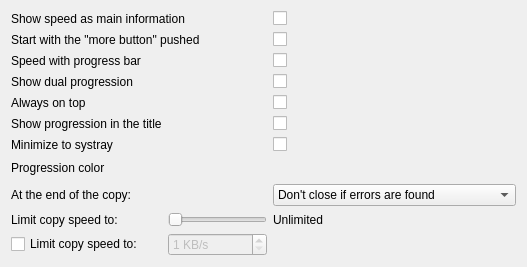
Old version of the form plugins/Themes/Oxygen/themesOptions.ui in the repository alphaonex86/Ultracopier.
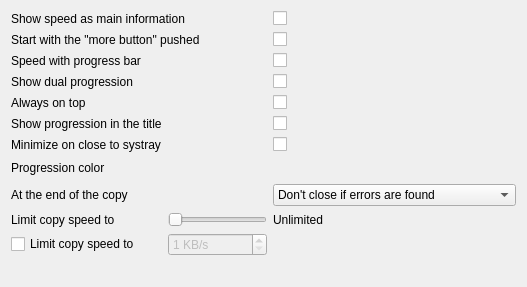
New version of the form.

Commit message: Improve the options text and ask if wish use the same destination as the current to not ask the browse

```diff
--- a/plugins/Themes/Oxygen/themesOptions.ui
+++ b/plugins/Themes/Oxygen/themesOptions.ui
@@ -7,7 +7,7 @@
     <x>0</x>
     <y>0</y>
     <width>527</width>
-    <height>262</height>
+    <height>287</height>
    </rect>
   </property>
   <layout class="QGridLayout" name="gridLayout">
@@ -24,7 +24,7 @@
    <item row="11" column="0">
     <widget class="QCheckBox" name="checkBox_limitSpeed">
      <property name="text">
-      <string>Limit copy speed to:</string>
+      <string>Limit copy speed to</string>
      </property>
     </widget>
    </item>
@@ -94,14 +94,14 @@
    <item row="8" column="0">
     <widget class="QLabel" name="label_2">
      <property name="text">
-      <string>At the end of the copy: </string>
+      <string>At the end of the copy</string>
      </property>
     </widget>
    </item>
    <item row="10" column="0">
     <widget class="QLabel" name="label_Slider_speed">
      <property name="text">
-      <string>Limit copy speed to:</string>
+      <string>Limit copy speed to</string>
      </property>
     </widget>
    </item>
@@ -283,7 +283,7 @@
    <item row="6" column="0">
     <widget class="QLabel" name="label">
      <property name="text">
-      <string>Minimize to systray</string>
+      <string>Minimize on close to systray</string>
      </property>
     </widget>
    </item>
```
The commit also changes 7 other files.
